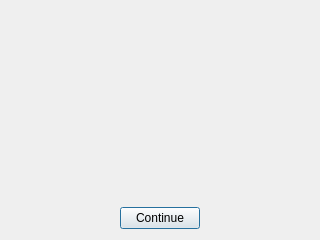
The window that pwRecon/auxiliary/sam_dialog.ui (SecUSo/pwrecon) describes before a commit, drawn with Qt 5.
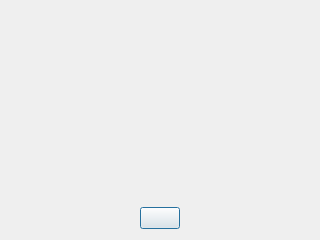
The same window after the commit.

Diff of the .ui file:
```diff
--- a/pwRecon/auxiliary/sam_dialog.ui
+++ b/pwRecon/auxiliary/sam_dialog.ui
@@ -199,7 +199,7 @@
      <item>
       <widget class="QPushButton" name="startButton">
        <property name="text">
-        <string>Continue</string>
+        <string/>
        </property>
       </widget>
      </item>
```
Left out of the diff: 2 changed lines with no effect on the pictures.
